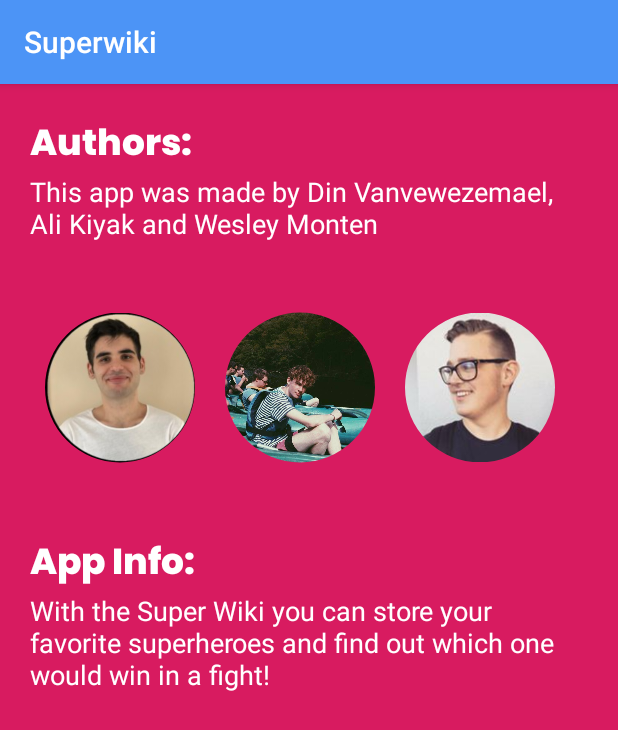
After one commit to AliKiyak/SuperWiki, an Android app: the fragment InfoFragment shown on its own in the app's theme, on a phone screen of 412 x 824 dp. The commit adds this screen. Shown: the top 730 px of the screen. Run offline under Robolectric (Android 15) with nearby library versions, the phone set to English and light mode, and no system bars; our stand-ins replace Picasso; pictures from the network do not load; 1 statement that could not run was skipped.

Commit message:
info fragment

```diff
--- a/app/src/main/java/be/thomasmore/superwiki/MainActivity.java
+++ b/app/src/main/java/be/thomasmore/superwiki/MainActivity.java
@@ -36,7 +36,7 @@ public class MainActivity extends AppCompatActivity {
         // Passing each menu ID as a set of Ids because each
         // menu should be considered as top level destinations.
         mAppBarConfiguration = new AppBarConfiguration.Builder(
-                R.id.nav_fight, R.id.nav_search)
+                R.id.nav_fight, R.id.nav_search, R.id.nav_info)
                 .setDrawerLayout(drawer)
                 .build();
         NavController navController = Navigation.findNavController(this, R.id.nav_host_fragment);
--- /dev/null
+++ b/app/src/main/java/be/thomasmore/superwiki/ui/info/InfoFragment.java
@@ -0,0 +1,26 @@
+package be.thomasmore.superwiki.ui.info;
+
+import android.os.Bundle;
+
+import androidx.annotation.NonNull;
+import androidx.annotation.Nullable;
+import androidx.fragment.app.Fragment;
+
+import android.view.LayoutInflater;
+import android.view.View;
+import android.view.ViewGroup;
+
+import be.thomasmore.superwiki.R;
+
+
+public class InfoFragment extends Fragment {
+    public static InfoFragment newInstance() { return new InfoFragment(); }
+
+    @Override
+    public View onCreateView(@NonNull LayoutInflater inflater, @Nullable ViewGroup container,
+                             @Nullable Bundle savedInstanceState) {
+        View view = inflater.inflate(R.layout.info_fragment, container, false);
+
+        return view;
+    }
+}
--- /dev/null
+++ b/app/src/main/res/drawable-v21/ic_menu_info.xml
@@ -0,0 +1,4 @@
+<vector android:height="21dp" android:viewportHeight="24.0"
+    android:viewportWidth="24.0" android:width="21dp" xmlns:android="http://schemas.android.com/apk/res/android">
+    <path android:fillColor="#FF000000" android:pathData="M12,2C6.48,2 2,6.48 2,12s4.48,10 10,10 10,-4.48 10,-10S17.52,2 12,2zM13,17h-2v-6h2v6zM13,9h-2L11,7h2v2z"/>
+</vector>
--- /dev/null
+++ b/app/src/main/res/drawable/rounded_fg.xml
@@ -0,0 +1,12 @@
+<?xml version="1.0" encoding="UTF-8"?>
+<shape xmlns:android="http://schemas.android.com/apk/res/android"
+    android:innerRadiusRatio="2"
+    android:shape="ring"
+    android:thicknessRatio="1"
+    android:useLevel="false">
+    <gradient
+        android:type="radial"
+        android:gradientRadius="8dp"
+        android:endColor="@color/colorAccent"
+        />
+</shape>
--- /dev/null
+++ b/app/src/main/res/layout/info_fragment.xml
@@ -0,0 +1,85 @@
+<?xml version="1.0" encoding="utf-8"?>
+<FrameLayout xmlns:android="http://schemas.android.com/apk/res/android"
+    xmlns:tools="http://schemas.android.com/tools"
+    android:layout_width="match_parent"
+    android:layout_height="match_parent"
+    tools:context=".ui.info.InfoFragment">
+
+    <LinearLayout
+        android:layout_width="match_parent"
+        android:layout_height="match_parent"
+        android:orientation="vertical"
+        android:layout_margin="20dp">
+
+        <TextView
+            android:id="@+id/authors_"
+            android:layout_width="311dp"
+            android:layout_height="39dp"
+            android:text="Authors:"
+            android:textSize="24sp"
+            android:textColor="#FFFFFF"
+            android:gravity="top"
+            android:fontFamily="@font/poppins"
+            />
+
+        <TextView
+            android:id="@+id/this_app_wa"
+            android:layout_width="358dp"
+            android:layout_height="wrap_content"
+            android:gravity="top"
+            android:text="@string/made_by"
+            android:textColor="#FFFFFF"
+            android:textSize="18sp" />
+
+            <LinearLayout
+                android:layout_width="wrap_content"
+                android:layout_height="wrap_content"
+                android:orientation="horizontal">
+
+                <ImageView
+                    android:layout_width="100dp"
+                    android:layout_height="174dp"
+                    android:src="@drawable/ali_kiyak_foto"
+                    android:foreground="@drawable/rounded_fg"
+                    android:layout_margin="10dp"
+                    android:layout_marginRight="20dp"/>
+
+                <ImageView
+                    android:layout_width="100dp"
+                    android:layout_height="174dp"
+                    android:foreground="@drawable/rounded_fg"
+                    android:src="@drawable/din_vanwezemael_foto"
+                    android:layout_margin="10dp"
+                    android:layout_marginRight="20dp"/>
+                <ImageView
+                    android:layout_width="100dp"
+                    android:layout_height="174dp"
+                    android:foreground="@drawable/rounded_fg"
+                    android:src="@drawable/wesley_monten_foto"
+                    android:layout_margin="10dp"
+                    android:layout_marginRight="20dp"/>
+
+            </LinearLayout>
+
+        <TextView
+            android:id="@+id/app_info_"
+            android:layout_width="311dp"
+            android:layout_height="39dp"
+            android:text="App Info:"
+            android:fontFamily="@font/poppins"
+            android:textSize="24sp"
+            android:textColor="#FFFFFF"
+            android:gravity="top" />
+
+        <TextView
+            android:id="@+id/with_the_su"
+            android:layout_width="match_parent"
+            android:layout_height="80dp"
+            android:gravity="top"
+            android:text="@string/info"
+            android:textColor="#FFFFFF"
+            android:textSize="18sp" />
+
+    </LinearLayout>
+
+</FrameLayout>
--- a/app/src/main/res/menu/activity_main_drawer.xml
+++ b/app/src/main/res/menu/activity_main_drawer.xml
@@ -17,6 +17,10 @@
             android:icon="@drawable/ic_menu_fitness"
             android:title="@string/menu_fight" />
         <item
+            android:id="@+id/nav_info"
+            android:icon="@drawable/ic_menu_info"
+            android:title="@string/menu_info" />
+        <item
             android:id="@+id/nav_logout"
             android:icon="@drawable/ic_menu_logout"
             android:title="@string/menu_logout"/>
--- a/app/src/main/res/navigation/mobile_navigation.xml
+++ b/app/src/main/res/navigation/mobile_navigation.xml
@@ -15,4 +15,9 @@
         android:name="be.thomasmore.superwiki.ui.search.SearchFragment"
         android:label="Search"
         tools:layout="@layout/search_fragment" />
+    <fragment
+        android:id="@+id/nav_info"
+        android:name="be.thomasmore.superwiki.ui.info.InfoFragment"
+        android:label="Info"
+        tools:layout="@layout/info_fragment" />
 </navigation>
--- a/app/src/main/res/values/strings.xml
+++ b/app/src/main/res/values/strings.xml
@@ -16,5 +16,13 @@
     <string name="menu_search">Search</string>
     <string name="menu_favorites">Favorites</string>
     <string name="menu_fight">Fight</string>
+    <string name="menu_info">Info</string>
     <string name="menu_logout">Logout</string>
+
+    <string name="made_by">
+        This app was made by Din Vanvewezemael, Ali Kiyak and Wesley Monten
+    </string>
+    <string name="info">
+        With the Super Wiki you can store your favorite superheroes and find out which one would win in a fight!
+    </string>
 </resources>
```
Also changed, not shown: app/src/main/res/drawable/ali_kiyak_foto.jpg (added), app/src/main/res/drawable/din_vanwezemael_foto.jpg (added), app/src/main/res/drawable/wesley_monten_foto.jpg (added).
